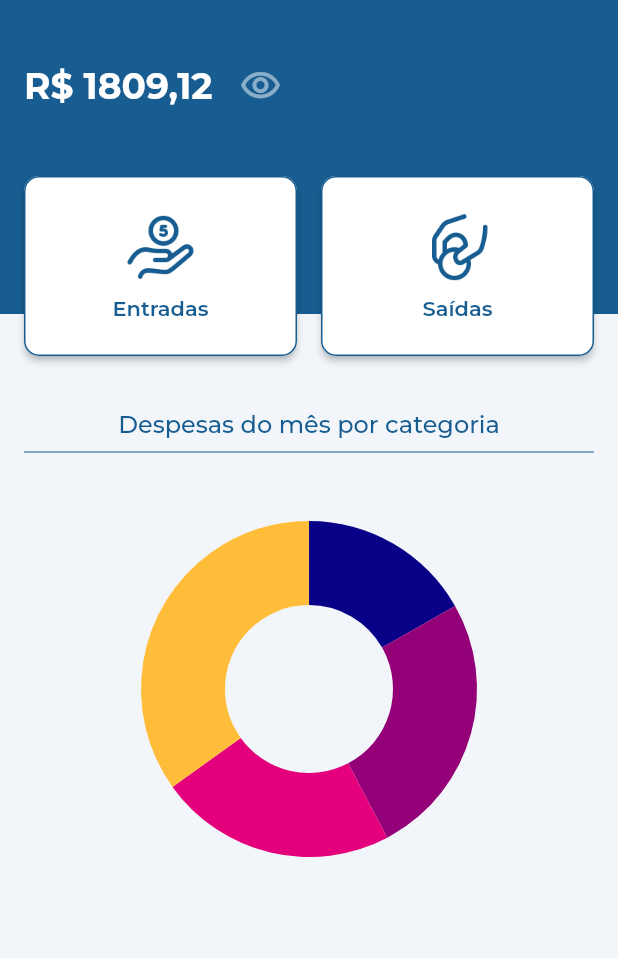
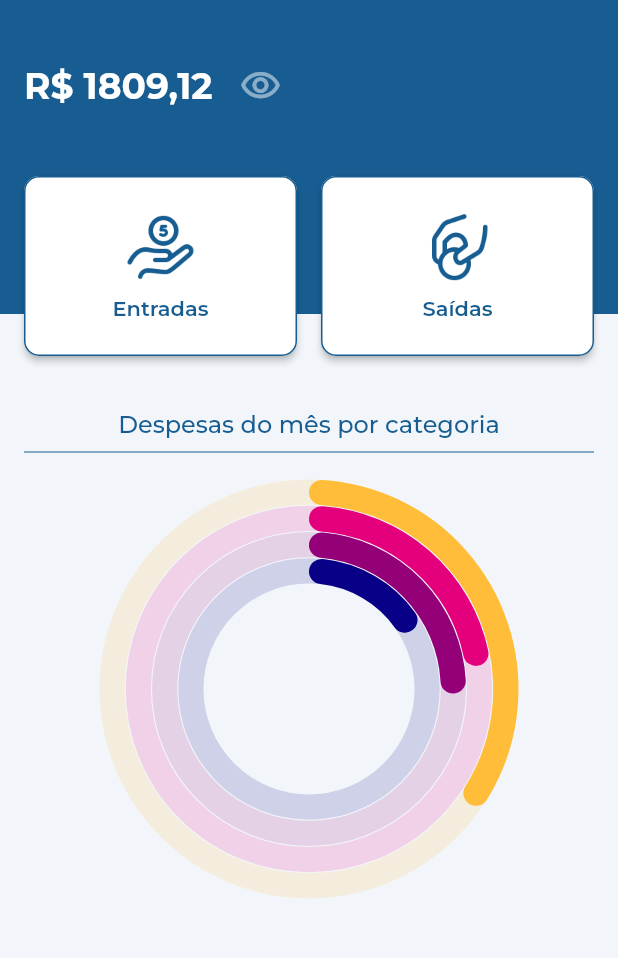
Before and after one commit to jvp116/flut_jestor_app, a Flutter app: the HomePage screen opened by its route, on a phone screen of 412 x 824 dp, the part 94-1052 px from its top. Run offline on Flutter 3.47's test engine with Material 2 defaults, Android fonts, the phone set to English and light mode, and no system bars; our stand-ins replace dio, shared_preferences, syncfusion_flutter_charts; missing offline and left inert: dson_adapter; accounts and stored records are empty; project files that could hold a hidden picture were left out.

Commit message:
feat: chart radial bar homepage

```diff
--- /dev/null
+++ b/lib/models/chart_data_model.dart
@@ -0,0 +1,8 @@
+import 'dart:ui';
+
+class ChartData {
+  ChartData(this.x, this.y, this.color);
+  final String x;
+  final double y;
+  final Color color;
+}
--- a/lib/pages/presenter/home_page.dart
+++ b/lib/pages/presenter/home_page.dart
@@ -1,6 +1,7 @@
+import 'package:flut_jestor_app/shared/components/chart_radial_bar_widget.dart';
 import 'package:flutter/material.dart';
-import 'package:syncfusion_flutter_charts/charts.dart';
 
+import '../../models/chart_data_model.dart';
 import '../../shared/utils/constants.dart';
 
 class HomePage extends StatefulWidget {
@@ -32,12 +33,7 @@ class _HomePageState extends State<HomePage> {
     ];
     const double fillPercent = 67;
     const double fillStop = (100 - fillPercent) / 100;
-    final List<double> stops = [
-      0.0,
-      fillStop,
-      fillStop,
-      1.0
-    ];
+    final List<double> stops = [0.0, fillStop, fillStop, 1.0];
 
     return Scaffold(
       body: SingleChildScrollView(
@@ -185,9 +181,7 @@ class _HomePageState extends State<HomePage> {
                   style: TextStyle(fontSize: 16, fontWeight: FontWeight.w500, color: blue, fontFamily: 'Montserrat'),
                 ),
                 const Divider(color: blue),
-                SfCircularChart(series: <CircularSeries>[
-                  DoughnutSeries<ChartData, String>(dataSource: chartData, pointColorMapper: (ChartData data, _) => data.color, xValueMapper: (ChartData data, _) => data.x, yValueMapper: (ChartData data, _) => data.y)
-                ])
+                ChartRadialBarWidget(chartData: chartData)
               ],
             ),
           ),
@@ -196,10 +190,3 @@ class _HomePageState extends State<HomePage> {
     );
   }
 }
-
-class ChartData {
-  ChartData(this.x, this.y, this.color);
-  final String x;
-  final double y;
-  final Color color;
-}
--- /dev/null
+++ b/lib/shared/components/chart_radial_bar_widget.dart
@@ -0,0 +1,29 @@
+import 'package:flutter/material.dart';
+import 'package:syncfusion_flutter_charts/charts.dart';
+
+import '../../models/chart_data_model.dart';
+
+class ChartRadialBarWidget extends StatelessWidget {
+  final List<ChartData> chartData;
+
+  const ChartRadialBarWidget({
+    Key? key,
+    required this.chartData,
+  }) : super(key: key);
+
+  @override
+  Widget build(BuildContext context) {
+    return SfCircularChart(series: <CircularSeries>[
+      RadialBarSeries<ChartData, String>(
+          useSeriesColor: true,
+          trackOpacity: 0.15,
+          dataSource: chartData,
+          pointColorMapper: (ChartData data, _) => data.color,
+          xValueMapper: (ChartData data, _) => data.x,
+          yValueMapper: (ChartData data, _) => data.y,
+          radius: '100%',
+          innerRadius: '50%',
+          cornerStyle: CornerStyle.bothCurve),
+    ]);
+  }
+}
--- a/lib/shared/utils/constants.dart
+++ b/lib/shared/utils/constants.dart
@@ -1,6 +1,6 @@
 import 'package:flutter/material.dart';
 
-const String basePath = "http://localhost:8080";
+const String basePath = "http://10.0.2.2:8080";
 
 // Colors
 const Color blue = Color.fromARGB(255, 23, 93, 145);
```
